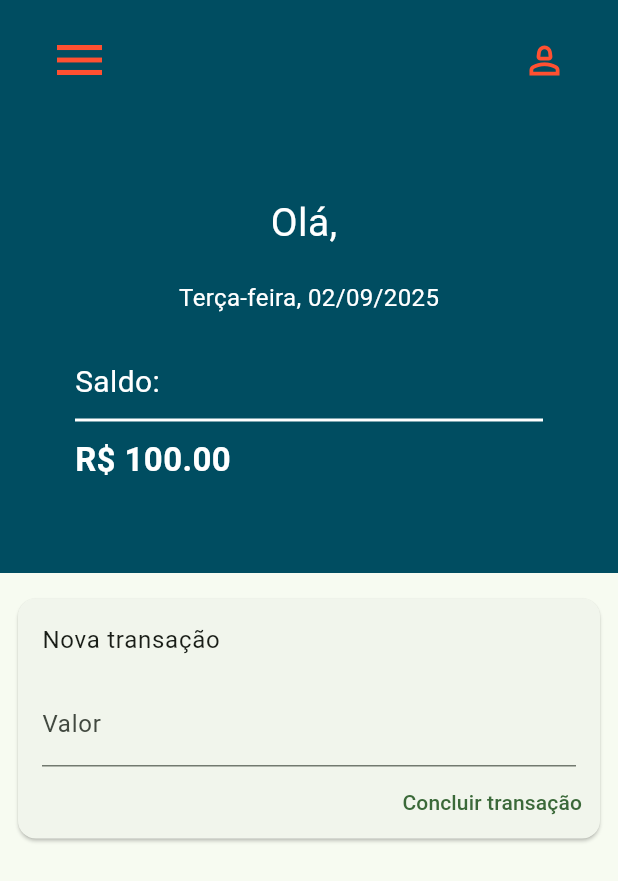
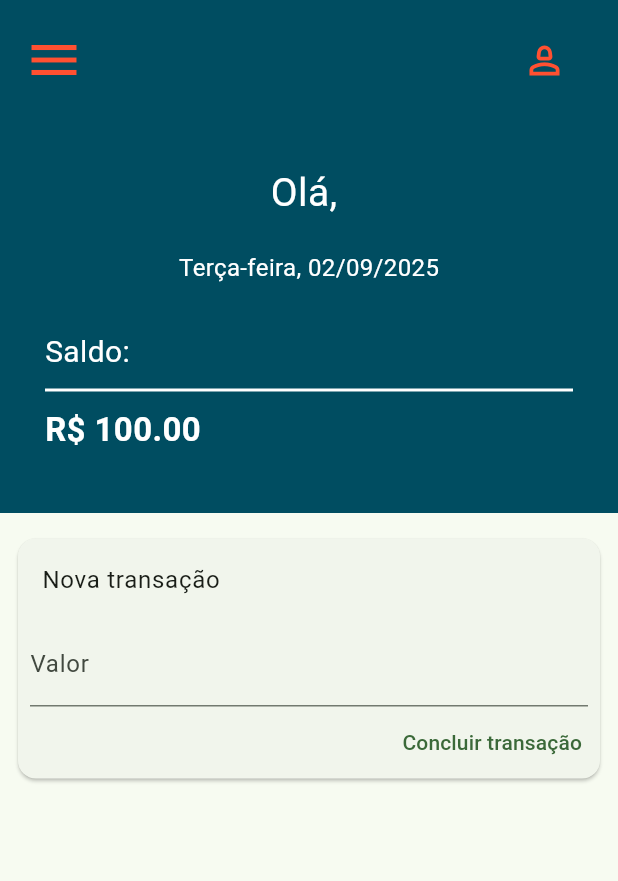
Before and after one commit to coelhoadler/pos-fiap-FRNT-TC-financeiro-mobile, a Flutter app: the DashboardScreen screen opened by its route, on a phone screen of 412 x 824 dp. Shown: the top 881 px of the screen. Run offline on Flutter 3.47's test engine with Material 3 defaults, Android fonts, the phone set to English and light mode, and no system bars; our stand-ins replace firebase_auth, firebase_core, firebase_storage, flutter_multi_formatter, image_picker; accounts and stored records are empty.

Commit message:
fix: adjust padding and margins for improved layout consistency in UI components

```diff
--- a/lib/components/screens/dashboard/balance/balance.dart
+++ b/lib/components/screens/dashboard/balance/balance.dart
@@ -38,7 +38,7 @@ class _BalanceState extends State<Balance> {
 
     return Container(
       color: Color(0xFF004d61),
-      padding: const EdgeInsets.all(50),
+      padding: const EdgeInsets.all(30),
       child: Column(
         children: [
           Text(
--- a/lib/components/screens/dashboard/new_transfer/new_transfer.dart
+++ b/lib/components/screens/dashboard/new_transfer/new_transfer.dart
@@ -22,7 +22,7 @@ class _NewTransferScreenState extends State<NewTransferScreen> {
             children: <Widget>[
               const ListTile(title: Text('Nova transação')),
               Padding(
-                padding: const EdgeInsets.symmetric(horizontal: 16.0),
+                padding: const EdgeInsets.symmetric(horizontal: 8.0),
                 child: TextField(
                   keyboardType: TextInputType.number,
                   decoration: InputDecoration(labelText: 'Valor'),
--- a/lib/components/ui/header/header.dart
+++ b/lib/components/ui/header/header.dart
@@ -12,7 +12,7 @@ class Header extends StatelessWidget implements PreferredSizeWidget {
       backgroundColor: const Color(0xFF004D61),
       toolbarHeight: 80, // aumenta a altura do header
       leading: Container(
-        margin: const EdgeInsets.only(left: 25),
+        margin: const EdgeInsets.only(left: 8),
         child: Center(
           // garante que o ícone fique no centro vertical
           child: IconButton(
```
Also changed, not shown: lib/components/ui/button/button.dart (line endings or trailing spaces).
